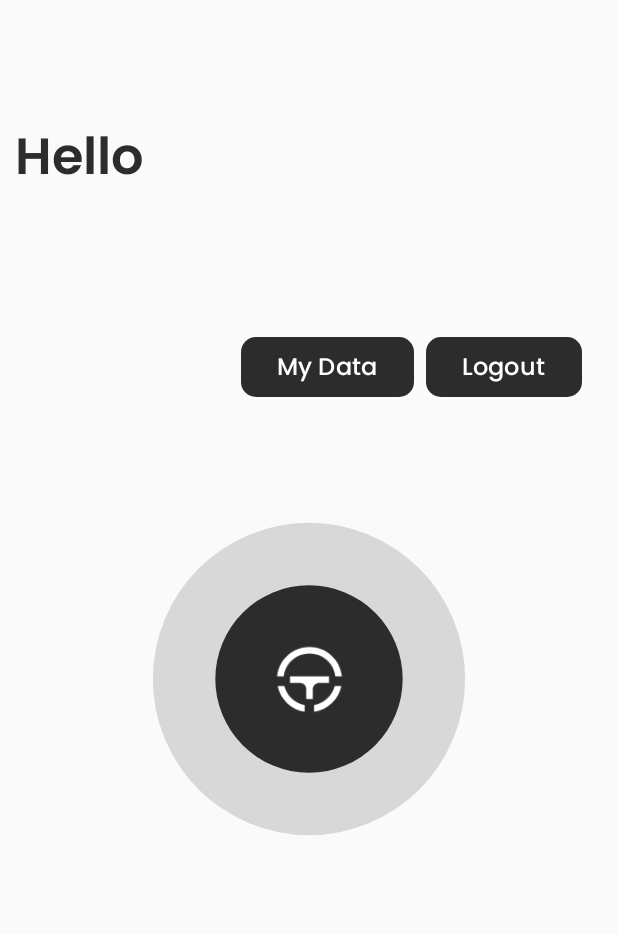
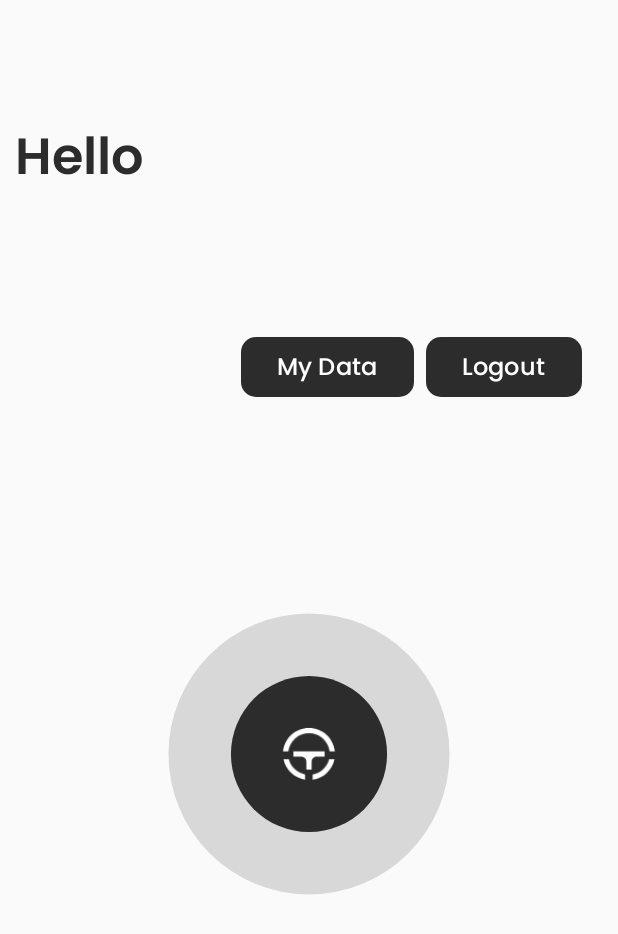
Before and after one commit to DevelopedBy-Siva/driver-fatigue-detection, an Android app built with Jetpack Compose: the UserHomeScreen screen opened through its navigation route, on a phone screen of 412 x 824 dp. Shown: the top 934 px of the screen. Run offline under Robolectric (Android 15) with nearby library versions, the phone set to English and light mode, and no system bars.

```diff
--- a/app/src/main/java/com/driver/drowsiness/detection/screens/UserHomeScreen.kt
+++ b/app/src/main/java/com/driver/drowsiness/detection/screens/UserHomeScreen.kt
@@ -114,6 +114,8 @@ fun UserHomeScreen(navController: NavController) {
             }
         }
 
+        Spacer(modifier = Modifier.height(50.dp))
+
         Box(
             modifier = Modifier
                 .fillMaxWidth()
@@ -126,16 +128,14 @@ fun UserHomeScreen(navController: NavController) {
             Pulsating {
                 Box(
                     modifier = Modifier
-                        .padding(4.dp)
-                        .size(200.dp)
+                        .size(180.dp)
                         .aspectRatio(1f)
                         .background(Color(0xFFD8D8D8), shape = CircleShape),
                     contentAlignment = Alignment.Center
                 ) {
                     Box(
                         modifier = Modifier
-                            .padding(4.dp)
-                            .size(120.dp)
+                            .size(100.dp)
                             .aspectRatio(1f)
                             .background(color = DarkColor, shape = CircleShape)
                             .clickable {
@@ -148,7 +148,7 @@ fun UserHomeScreen(navController: NavController) {
                             contentDescription = "",
                             tint = Color.White,
                             modifier = Modifier
-                                .size(70.dp)
+                                .size(60.dp)
                                 .padding(10.dp)
                         )
                     }
```
